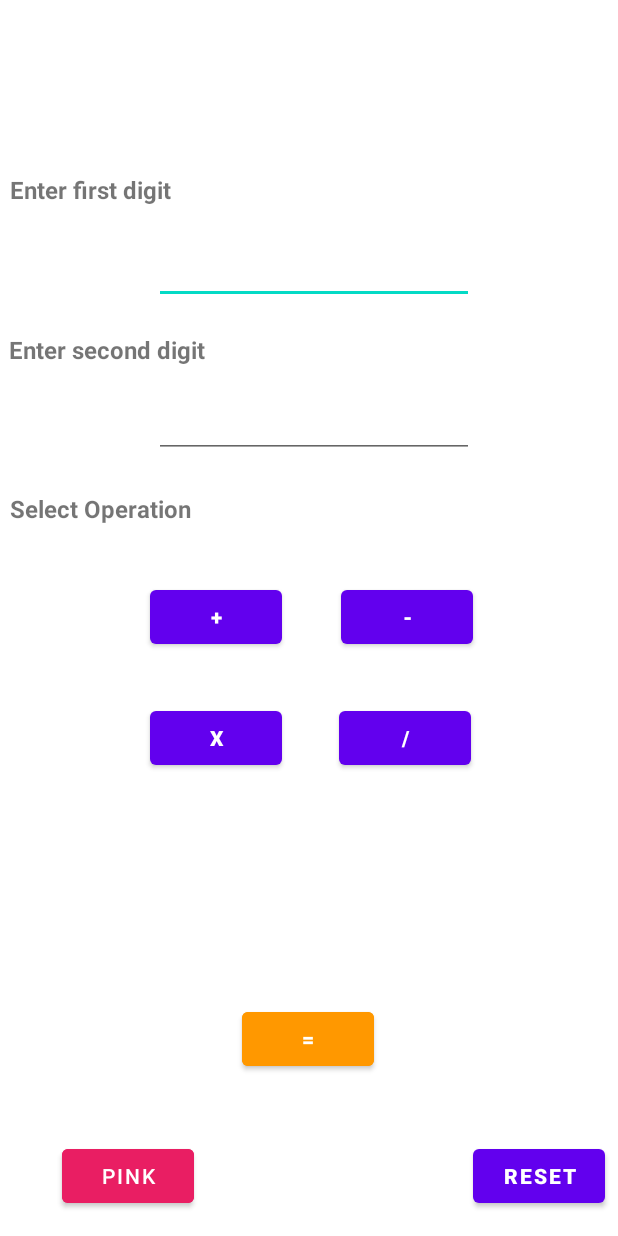
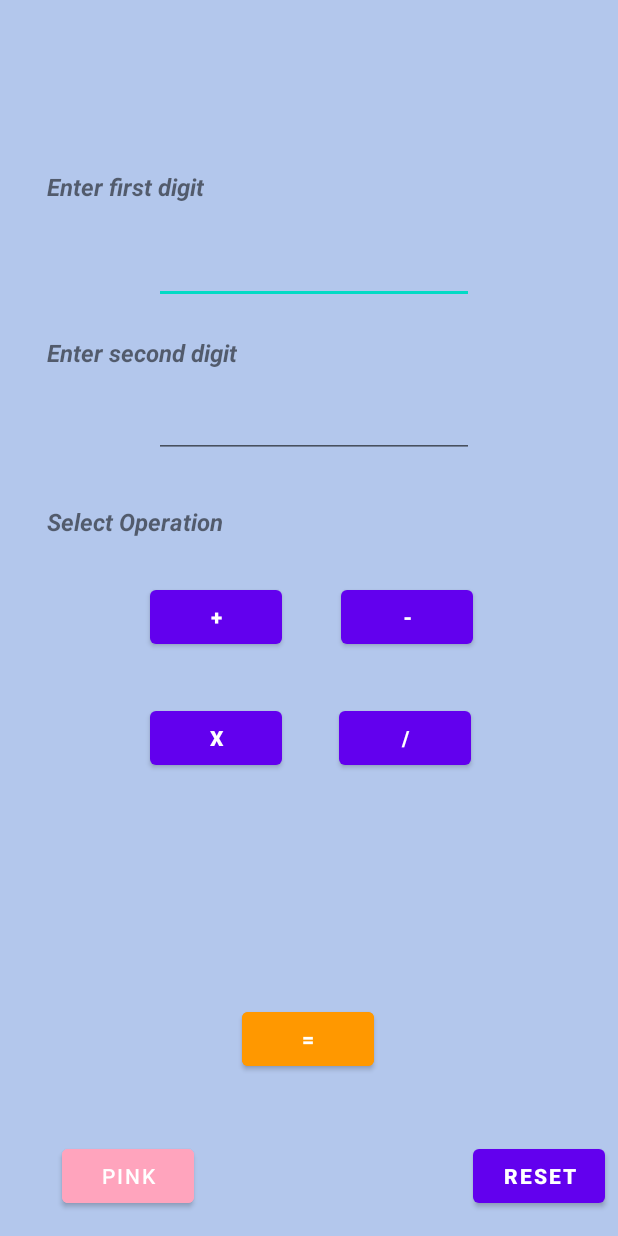
Before and after one commit to Adr029/SimpleCalculatorApp, an Android app: the layout activity_calculator.xml on its own in the app's theme, with its tools: preview values and no code run, on a phone screen of 412 x 824 dp. Run offline under Robolectric (Android 15) with nearby library versions, the phone set to English and light mode, and no system bars.

Commit message:
change chena color

```diff
--- a/app/src/main/java/com/example/simplecalculator/Calculator.java
+++ b/app/src/main/java/com/example/simplecalculator/Calculator.java
@@ -62,14 +62,14 @@ public class Calculator extends AppCompatActivity {
         ((TextView)findViewById(R.id.answer)).setText("");
         findViewById(R.id.buttonbianx).setEnabled(true);
         ((Button)findViewById(R.id.buttonbianx)).setText("PINK");
-        ((Button)findViewById(R.id.buttonbianx)).setBackgroundColor(Color.parseColor("#E91E63"));
+        ((Button)findViewById(R.id.buttonbianx)).setBackgroundColor(Color.parseColor("#FFA4BD"));
     }
 
     public void disable (View v)
     {
         findViewById(R.id.buttonbianx).setEnabled(false);
         ((Button)findViewById(R.id.buttonbianx)).setText("BLUE");
-        ((Button)findViewById(R.id.buttonbianx)).setBackgroundColor(Color.parseColor("#0000FF"));
+        ((Button)findViewById(R.id.buttonbianx)).setBackgroundColor(Color.parseColor("#ADD8E6"));
     }
 
     public void compute (View v)
--- a/app/src/main/res/layout/activity_calculator.xml
+++ b/app/src/main/res/layout/activity_calculator.xml
@@ -4,6 +4,7 @@
     xmlns:tools="http://schemas.android.com/tools"
     android:layout_width="match_parent"
     android:layout_height="match_parent"
+    android:background="#B3C7EC"
     tools:context=".Calculator">
 
     <Button
@@ -54,13 +55,13 @@
         android:layout_height="wrap_content"
         android:text="Enter first digit"
         android:textSize="16sp"
-        android:textStyle="bold"
+        android:textStyle="bold|italic"
         app:layout_constraintBottom_toBottomOf="parent"
         app:layout_constraintEnd_toEndOf="parent"
-        app:layout_constraintHorizontal_bias="0.021"
+        app:layout_constraintHorizontal_bias="0.101"
         app:layout_constraintStart_toStartOf="parent"
         app:layout_constraintTop_toTopOf="parent"
-        app:layout_constraintVertical_bias="0.144" />
+        app:layout_constraintVertical_bias="0.141" />
 
     <TextView
         android:id="@+id/textView5"
@@ -68,13 +69,13 @@
         android:layout_height="wrap_content"
         android:text="Enter second digit"
         android:textSize="16sp"
-        android:textStyle="bold"
+        android:textStyle="bold|italic"
         app:layout_constraintBottom_toBottomOf="parent"
         app:layout_constraintEnd_toEndOf="parent"
-        app:layout_constraintHorizontal_bias="0.022"
+        app:layout_constraintHorizontal_bias="0.11"
         app:layout_constraintStart_toStartOf="parent"
         app:layout_constraintTop_toTopOf="parent"
-        app:layout_constraintVertical_bias="0.277" />
+        app:layout_constraintVertical_bias="0.279" />
 
     <Button
         android:id="@+id/plus"
@@ -157,13 +158,13 @@
         android:layout_height="wrap_content"
         android:text="Select Operation"
         android:textSize="16sp"
-        android:textStyle="bold"
+        android:textStyle="bold|italic"
         app:layout_constraintBottom_toBottomOf="parent"
         app:layout_constraintEnd_toEndOf="parent"
-        app:layout_constraintHorizontal_bias="0.022"
+        app:layout_constraintHorizontal_bias="0.106"
         app:layout_constraintStart_toStartOf="parent"
         app:layout_constraintTop_toTopOf="parent"
-        app:layout_constraintVertical_bias="0.409" />
+        app:layout_constraintVertical_bias="0.42" />
 
     <TextView
         android:id="@+id/welcome"
@@ -195,7 +196,7 @@
         android:id="@+id/buttonbianx"
         android:layout_width="wrap_content"
         android:layout_height="wrap_content"
-        android:backgroundTint="#E91E63"
+        android:backgroundTint="#FFA4BD"
         android:onClick="disable"
         android:text="PINK"
         app:layout_constraintBottom_toBottomOf="parent"
--- a/app/src/main/res/layout/activity_main.xml
+++ b/app/src/main/res/layout/activity_main.xml
@@ -4,6 +4,7 @@
     xmlns:tools="http://schemas.android.com/tools"
     android:layout_width="match_parent"
     android:layout_height="match_parent"
+    android:background="#B3C7EC"
     tools:context=".MainActivity">
 
     <TextView
```
